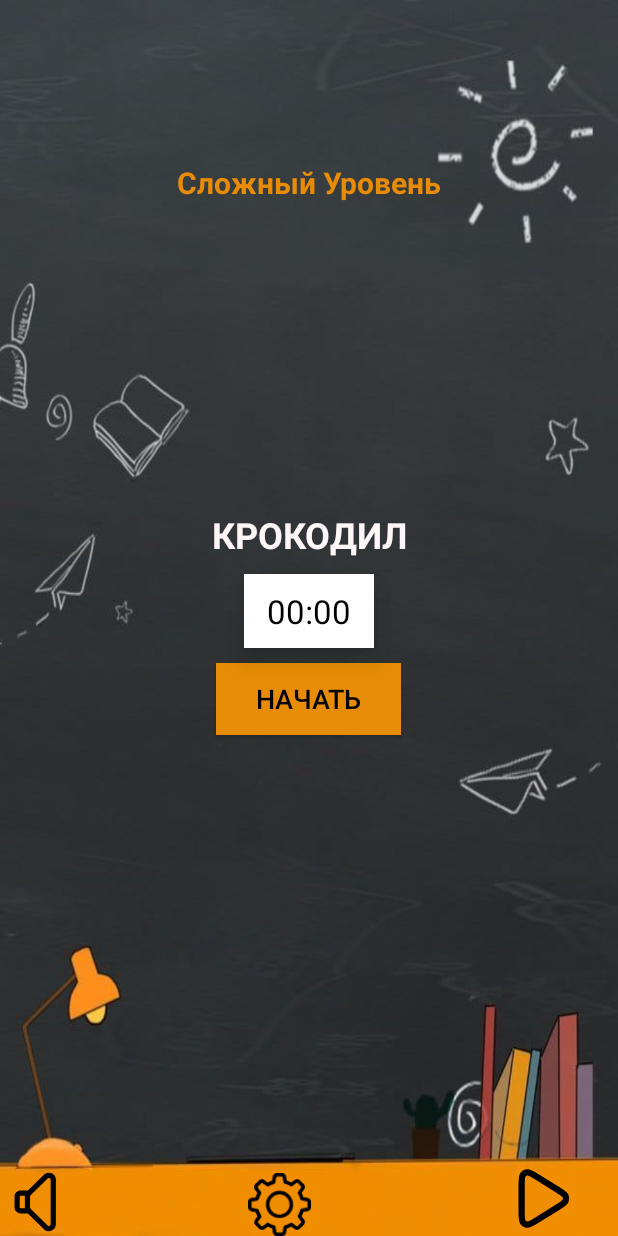
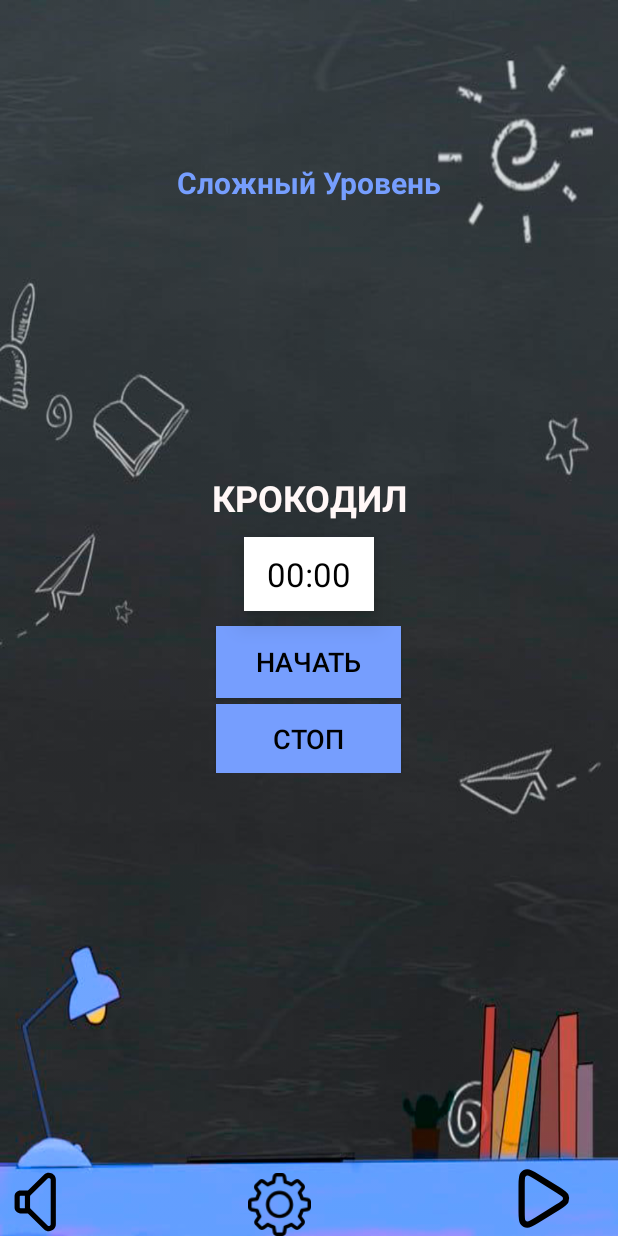
Before and after one commit to poveshenko/My-first-App-Crocodile-, an Android app: the PageHard screen opened directly, with no data from a screen before it, on a phone screen of 412 x 824 dp. Run offline under Robolectric (Android 15) with nearby library versions, the phone set to English and light mode, and no system bars.

Commit message:
Изменение в проекте. 1. Изменил background 3 уровней. 2. Добавил кнопку стоп/рестарт

```diff
--- a/app/src/main/java/com/example/crocodile/MainMenu.kt
+++ b/app/src/main/java/com/example/crocodile/MainMenu.kt
@@ -6,6 +6,7 @@ import androidx.appcompat.app.AppCompatActivity
 import android.os.Bundle
 import android.view.View
 import com.example.crocodile.databinding.ActivityMainMenuBinding
+import kotlin.system.exitProcess
 
 
 class MainMenu : AppCompatActivity() {
@@ -47,6 +48,7 @@ class MainMenu : AppCompatActivity() {
             //выходим из игры
             buttonExit.setOnClickListener {
                 finish()
+                exitProcess(0)
 
             }
         }
--- a/app/src/main/java/com/example/crocodile/PageHard.kt
+++ b/app/src/main/java/com/example/crocodile/PageHard.kt
@@ -1,6 +1,7 @@
 package com.example.crocodile
 
 import android.content.Intent
+import android.content.pm.ActivityInfo
 import android.media.MediaPlayer
 import androidx.appcompat.app.AppCompatActivity
 import android.os.Bundle
@@ -11,10 +12,13 @@ import com.example.crocodile.databinding.ActivityPageHardBinding
 class PageHard : AppCompatActivity() {
     lateinit var binding: ActivityPageHardBinding
     private var isPlaying = false
+    lateinit var timer: CountDownTimer
     override fun onCreate(savedInstanceState: Bundle?) {
         binding = ActivityPageHardBinding.inflate(layoutInflater)
         super.onCreate(savedInstanceState)
         setContentView(binding.root)
+        //запрет
+        this.requestedOrientation = ActivityInfo.SCREEN_ORIENTATION_UNSPECIFIED
 
 
         //Музыкальное сопровождение
@@ -30,6 +34,9 @@ class PageHard : AppCompatActivity() {
                 playTimer()
 
                 mediaPlayer.start()
+            }
+            buttonStopTimer.setOnClickListener {
+                playTimerStop()
             }
 
             //// Подключение кнопки для включение и выключения музыки
@@ -106,7 +113,7 @@ class PageHard : AppCompatActivity() {
 
     // функция таймер
     private fun playTimer() {
-        object : CountDownTimer(200000, 1000) {
+      timer =  object : CountDownTimer(200000, 1000) {
 
 
             override fun onTick(millisUntilFinished: Long) {
@@ -117,6 +124,10 @@ class PageHard : AppCompatActivity() {
                 binding.timer.text = ("done!")
             }
         }.start()
+    }
+
+    private fun playTimerStop() {
+        timer.cancel()
     }
 //    //Средний уровень функции
 
--- /dev/null
+++ b/app/src/main/res/drawable/color_hard.xml
@@ -0,0 +1,8 @@
+<?xml version="1.0" encoding="utf-8"?>
+<selector xmlns:android="http://schemas.android.com/apk/res/android">
+    <item android:state_pressed="true"
+        android:drawable="@color/green"/> <!-- pressed -->
+    <item android:state_focused="true"
+        android:drawable="@color/red"/> <!-- focused -->
+    <item android:drawable="@color/blue"/> <!-- default -->
+</selector>
--- a/app/src/main/res/layout/activity_page_hard.xml
+++ b/app/src/main/res/layout/activity_page_hard.xml
@@ -7,7 +7,7 @@
     android:layout_height="wrap_content"
     android:layout_gravity="center"
 
-    android:background="@drawable/img"
+    android:background="@drawable/background_blue"
     tools:context=".PageHard">
 
     <LinearLayout
@@ -23,7 +23,7 @@
             android:layout_marginBottom="180dp"
             android:gravity="center"
             android:text="Сложный Уровень"
-            android:textColor="@color/yellow"
+            android:textColor="@color/blue"
             android:textSize="20sp"
             android:textStyle="bold" />
 
@@ -63,8 +63,17 @@
                 android:id="@+id/buttonStartTimer"
                 android:layout_width="123dp"
                 android:layout_height="wrap_content"
-                android:background="@drawable/color_change"
+                android:background="@drawable/color_hard"
                 android:text="начать"
+                android:textColor="@color/black"
+                android:textSize="18dp" />
+            <Button
+                android:id="@+id/buttonStopTimer"
+                android:layout_width="123dp"
+                android:layout_height="wrap_content"
+                android:background="@drawable/color_hard"
+                android:text="Стоп"
+                android:layout_marginTop="4dp"
                 android:textColor="@color/black"
                 android:textSize="18dp" />
         </LinearLayout>
--- a/app/src/main/res/values/colors.xml
+++ b/app/src/main/res/values/colors.xml
@@ -10,6 +10,8 @@
     <color name="grey">#8E8E8E</color>
     <color name="green">#5AB55D</color>
     <color name="red">#F81606</color>
+    <color name="blue">#769efe</color>
+    <color name="green2">#0cfc1d</color>
 
 
     <color name="yellow">#E88C05</color>
```
Also changed, not shown: app/src/main/AndroidManifest.xml (+13 -4 lines), app/src/main/java/com/example/crocodile/MainActivity.kt (+31 -2 lines), app/src/main/java/com/example/crocodile/PageAverage.kt (+9 -1 lines), app/src/main/res/drawable/color_average.xml (added, +8 -0 lines), app/src/main/res/layout/activity_main.xml (+10 -0 lines), app/src/main/res/layout/activity_page_average.xml (+12 -3 lines), app/src/main/res/drawable/background_blue.jpg (added), app/src/main/res/drawable/background_green.jpg (added).
